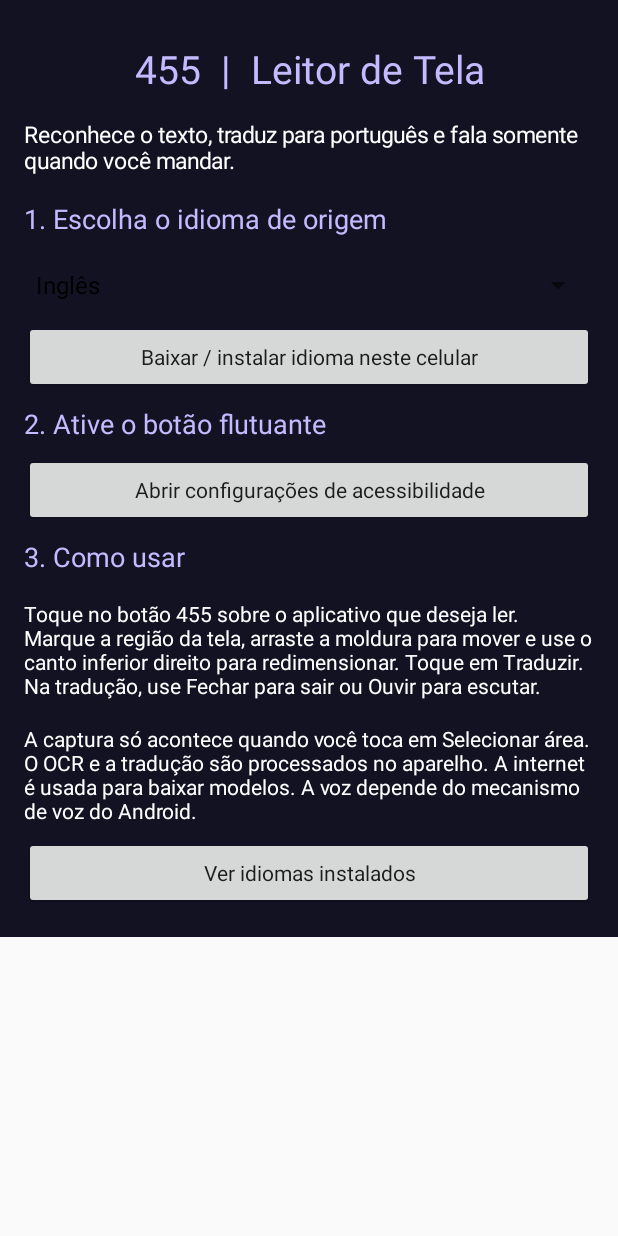
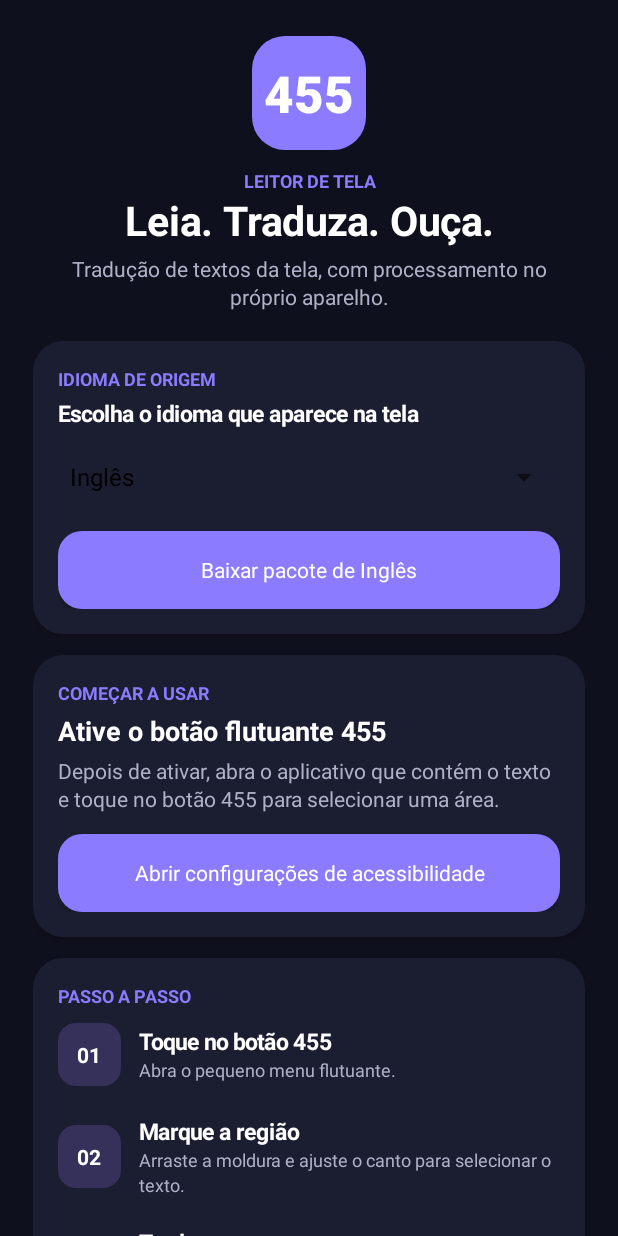
Before and after one commit to ohivyyctcvyovy-dotcom/cautious-waffle, an Android app: the screen it shows after launch (MainActivity), on a phone screen of 412 x 824 dp. Run offline under Robolectric (Android 15) with nearby library versions, the phone set to English and light mode, and no system bars; libraries missing offline, so code that uses them is left out: com.google.mlkit.common, com.google.mlkit.nl.

Commit message:
Redesign 455 app home screen with premium dark UI

```diff
--- a/app/src/main/java/com/leitordetela/app/MainActivity.kt
+++ b/app/src/main/java/com/leitordetela/app/MainActivity.kt
@@ -3,6 +3,8 @@ package com.leitordetela.app
 import android.app.Activity
 import android.content.Intent
 import android.graphics.Color
+import android.graphics.Typeface
+import android.graphics.drawable.GradientDrawable
 import android.os.Bundle
 import android.provider.Settings
 import android.view.Gravity
@@ -20,66 +22,184 @@ class MainActivity : Activity() {
     )
     private lateinit var picker: Spinner
     private lateinit var status: TextView
+    private lateinit var installButton: Button
     private val prefs by lazy { getSharedPreferences("455", MODE_PRIVATE) }
+    private val bg = Color.rgb(15, 16, 29)
+    private val card = Color.rgb(27, 29, 49)
+    private val accent = Color.rgb(139, 124, 255)
+    private val muted = Color.rgb(174, 177, 199)
 
     override fun onCreate(savedInstanceState: Bundle?) {
         super.onCreate(savedInstanceState)
+        window.statusBarColor = bg
+        window.navigationBarColor = bg
+        window.decorView.systemUiVisibility = 0
+
         val page = LinearLayout(this).apply {
             orientation = LinearLayout.VERTICAL
-            setPadding(24, 30, 24, 28)
-            setBackgroundColor(Color.rgb(19, 18, 35))
+            setPadding(dp(22), dp(24), dp(22), dp(30))
+            setBackgroundColor(bg)
         }
-        page.addView(label("455  |  Leitor de Tela", 26f, true))
-        page.addView(label("Reconhece o texto, traduz para português e fala somente quando você mandar.", 15f, false))
-        page.addView(label("1. Escolha o idioma de origem", 18f, true))
-        picker = Spinner(this)
-        picker.adapter = ArrayAdapter(this, android.R.layout.simple_spinner_dropdown_item, langs.map { it.name })
-        picker.setSelection(langs.indexOfFirst { it.code == (prefs.getString("source_language", "en") ?: "en") }.coerceAtLeast(0))
-        picker.onItemSelectedListener = object : AdapterView.OnItemSelectedListener {
-            override fun onNothingSelected(parent: AdapterView<*>?) = Unit
-            override fun onItemSelected(parent: AdapterView<*>?, view: View?, position: Int, id: Long) {
-                prefs.edit().putString("source_language", langs[position].code).apply()
+        page.addView(TextView(this).apply {
+            text = "455"
+            textSize = 34f
+            typeface = Typeface.create("sans-serif-black", Typeface.NORMAL)
+            setTextColor(Color.WHITE)
+            gravity = Gravity.CENTER
+            background = rounded(accent, 22)
+            layoutParams = LinearLayout.LayoutParams(dp(76), dp(76)).apply {
+                gravity = Gravity.CENTER_HORIZONTAL
+                bottomMargin = dp(12)
+            }
+        })
+        page.addView(text("LEITOR DE TELA", 12f, accent, true, Gravity.CENTER))
+        page.addView(text("Leia. Traduza. Ouça.", 27f, Color.WHITE, true, Gravity.CENTER))
+        page.addView(text("Tradução de textos da tela, com processamento no próprio aparelho.", 14f, muted, false, Gravity.CENTER).apply {
+            setPadding(dp(8), dp(5), dp(8), dp(20))
+        })
+
+        val languageCard = card()
+        languageCard.addView(text("IDIOMA DE ORIGEM", 12f, accent, true))
+        languageCard.addView(text("Escolha o idioma que aparece na tela", 15f, Color.WHITE, true).apply {
+            setPadding(0, dp(5), 0, dp(8))
+        })
+        picker = Spinner(this).apply {
+            adapter = ArrayAdapter(this@MainActivity, android.R.layout.simple_spinner_dropdown_item, langs.map { it.name })
+            setSelection(langs.indexOfFirst { it.code == (prefs.getString("source_language", "en") ?: "en") }.coerceAtLeast(0))
+            onItemSelectedListener = object : AdapterView.OnItemSelectedListener {
+                override fun onNothingSelected(parent: AdapterView<*>?) = Unit
+                override fun onItemSelected(parent: AdapterView<*>?, view: View?, position: Int, id: Long) {
+                    prefs.edit().putString("source_language", langs[position].code).apply()
+                    updateInstallButton()
+                }
             }
         }
-        page.addView(picker)
-        page.addView(button("Baixar / instalar idioma neste celular") { installSelected() })
-        page.addView(label("2. Ative o botão flutuante", 18f, true))
-        page.addView(button("Abrir configurações de acessibilidade") {
+        languageCard.addView(picker)
+        installButton = Button(this).apply {
+            isAllCaps = false
+            textSize = 14f
+            setTextColor(Color.WHITE)
+            background = rounded(accent, 16)
+            setPadding(dp(10), dp(7), dp(10), dp(7))
+            setOnClickListener { installSelected() }
+        }
+        languageCard.addView(installButton, LinearLayout.LayoutParams(-1, dp(52)).apply { topMargin = dp(12) })
+        page.addView(languageCard)
+
+        val accessCard = card()
+        accessCard.addView(text("COMEÇAR A USAR", 12f, accent, true))
+        accessCard.addView(text("Ative o botão flutuante 455", 18f, Color.WHITE, true).apply { setPadding(0, dp(5), 0, dp(5)) })
+        accessCard.addView(text("Depois de ativar, abra o aplicativo que contém o texto e toque no botão 455 para selecionar uma área.", 14f, muted, false))
+        accessCard.addView(primaryButton("Abrir configurações de acessibilidade") {
             startActivity(Intent(Settings.ACTION_ACCESSIBILITY_SETTINGS))
+        }, LinearLayout.LayoutParams(-1, dp(52)).apply { topMargin = dp(14) })
+        page.addView(accessCard)
+
+        val steps = card()
+        steps.addView(text("PASSO A PASSO", 12f, accent, true))
+        addStep(steps, "01", "Toque no botão 455", "Abra o pequeno menu flutuante.")
+        addStep(steps, "02", "Marque a região", "Arraste a moldura e ajuste o canto para selecionar o texto.")
+        addStep(steps, "03", "Traduza e ouça", "Toque em Traduzir. Depois escolha Ouvir tradução ou Fechar tradução.")
+        page.addView(steps)
+
+        val privacy = card()
+        privacy.addView(text("PRIVACIDADE E FUNCIONAMENTO", 12f, accent, true))
+        privacy.addView(text("O reconhecimento e a tradução são feitos no aparelho. Os pacotes de idioma precisam ser baixados antes do primeiro uso; esse download usa internet. O texto capturado não é enviado para um serviço de tradução. A leitura em voz alta usa o mecanismo de voz instalado no Android.", 13f, muted, false))
+        page.addView(privacy)
+
+        status = text("Pronto para configurar.", 13f, Color.WHITE, false)
+        val statusCard = card()
+        statusCard.addView(text("STATUS", 12f, accent, true))
+        statusCard.addView(status)
+        page.addView(statusCard)
+
+        page.addView(text("455  •  Versão 1.1.0", 11f, muted, false, Gravity.CENTER).apply {
+            setPadding(0, dp(18), 0, 0)
         })
-        page.addView(label("3. Como usar", 18f, true))
-        page.addView(label("Toque no botão 455 sobre o aplicativo que deseja ler. Marque a região da tela, arraste a moldura para mover e use o canto inferior direito para redimensionar. Toque em Traduzir. Na tradução, use Fechar para sair ou Ouvir para escutar.", 14f, false))
-        status = label("A captura só acontece quando você toca em Selecionar área. O OCR e a tradução são processados no aparelho. A internet é usada para baixar modelos. A voz depende do mecanismo de voz do Android.", 14f, false)
-        page.addView(status)
-        page.addView(button("Ver idiomas instalados") {
-            val done = langs.filter { prefs.getBoolean("installed_${it.code}", false) }.joinToString("\\n") { "✓ ${it.name}" }
-            status.text = if (done.isBlank()) "Nenhum pacote instalado." else "Instalados:\\n$done"
+        setContentView(ScrollView(this).apply {
+            isFillViewport = true
+            addView(page)
         })
-        setContentView(ScrollView(this).apply { addView(page) })
+        updateInstallButton()
     }
 
-    private fun label(text: String, size: Float, heading: Boolean) = TextView(this).apply {
-        this.text = text
-        textSize = size
-        setTextColor(if (heading) Color.rgb(195, 187, 255) else Color.WHITE)
-        gravity = if (size >= 24f) Gravity.CENTER else Gravity.START
-        setPadding(0, 12, 0, 12)
+    private fun addStep(parent: LinearLayout, number: String, title: String, detail: String) {
+        val row = LinearLayout(this).apply {
+            orientation = LinearLayout.HORIZONTAL
+            gravity = Gravity.CENTER_VERTICAL
+            setPadding(0, dp(10), 0, dp(10))
+        }
+        row.addView(TextView(this).apply {
+            text = number
+            textSize = 14f
+            typeface = Typeface.DEFAULT_BOLD
+            gravity = Gravity.CENTER
+            setTextColor(Color.WHITE)
+            background = rounded(Color.rgb(54, 49, 91), 12)
+        }, LinearLayout.LayoutParams(dp(42), dp(42)))
+        val copy = LinearLayout(this).apply {
+            orientation = LinearLayout.VERTICAL
+            setPadding(dp(12), 0, 0, 0)
+            addView(text(title, 15f, Color.WHITE, true))
+            addView(text(detail, 12f, muted, false))
+        }
+        row.addView(copy, LinearLayout.LayoutParams(0, -2, 1f))
+        parent.addView(row)
     }
 
-    private fun button(text: String, run: () -> Unit) = Button(this).apply {
-        this.text = text
+    private fun card() = LinearLayout(this).apply {
+        orientation = LinearLayout.VERTICAL
+        setPadding(dp(17), dp(17), dp(17), dp(17))
+        background = rounded(card, 20)
+        elevation = dp(2).toFloat()
+        layoutParams = LinearLayout.LayoutParams(-1, -2).apply { bottomMargin = dp(14) }
+    }
+
+    private fun text(value: String, size: Float, color: Int, bold: Boolean, gravityValue: Int = Gravity.START) =
+        TextView(this).apply {
+            text = value
+            textSize = size
+            setTextColor(color)
+            gravity = gravityValue
+            if (bold) setTypeface(typeface, Typeface.BOLD)
+            setLineSpacing(dp(3).toFloat(), 1f)
+        }
+
+    private fun primaryButton(value: String, action: () -> Unit) = Button(this).apply {
+        text = value
         isAllCaps = false
-        setOnClickListener { run() }
+        textSize = 14f
+        setTextColor(Color.WHITE)
+        background = rounded(accent, 16)
+        setOnClickListener { action() }
+    }
+
+    private fun rounded(color: Int, radius: Int) = GradientDrawable().apply {
+        setColor(color)
+        cornerRadius = dp(radius).toFloat()
+    }
+
+    private fun dp(value: Int) = (value * resources.displayMetrics.density).toInt()
+
+    private fun updateInstallButton() {
+        if (!::installButton.isInitialized || !::picker.isInitialized) return
+        val lang = langs[picker.selectedItemPosition]
+        installButton.text = if (prefs.getBoolean("installed_${lang.code}", false)) {
+            "Pacote instalado  ·  Baixar novamente"
+        } else {
+            "Baixar pacote de ${lang.name}"
+        }
     }
 
     private fun installSelected() {
         val lang = langs[picker.selectedItemPosition]
         val source = TranslateLanguage.fromLanguageTag(lang.code)
         if (source == null) {
-            status.text = "Idioma indisponível para tradução."
+            status.text = "Este idioma não está disponível para tradução."
             return
         }
-        status.text = "Baixando o pacote de ${lang.name}..."
+        installButton.isEnabled = false
+        status.text = "Baixando o pacote de ${lang.name}. Mantenha a internet ligada..."
         val translator = Translation.getClient(
             TranslatorOptions.Builder().setSourceLanguage(source)
                 .setTargetLanguage(TranslateLanguage.PORTUGUESE).build()
@@ -89,16 +209,21 @@ class MainActivity : Activity() {
                 prefs.edit().putBoolean("installed_${lang.code}", true).apply()
                 translator.close()
                 if (lang.code == "th") downloadThaiModel()
-                else status.text = "Pacote de ${lang.name} instalado. A tradução funciona localmente."
+                else {
+                    status.text = "Pacote de ${lang.name} instalado. A tradução será processada localmente."
+                    installButton.isEnabled = true
+                    updateInstallButton()
+                }
             }
             .addOnFailureListener { e ->
                 translator.close()
-                status.text = "Falha no download: ${e.localizedMessage}"
+                status.text = "Não foi possível baixar o pacote: ${e.localizedMessage ?: "erro desconhecido"}"
+                installButton.isEnabled = true
             }
     }
 
     private fun downloadThaiModel() {
-        status.text = "Baixando reconhecedor tailandês..."
+        status.text = "Baixando o reconhecedor de texto tailandês..."
         Thread {
             try {
                 val folder = java.io.File(filesDir, "tessdata").apply { mkdirs() }
@@ -109,9 +234,16 @@ class MainActivity : Activity() {
                 connection.inputStream.use { input -> target.outputStream().use { input.copyTo(it) } }
                 connection.disconnect()
                 prefs.edit().putBoolean("thai_ocr_installed", true).apply()
-                runOnUiThread { status.text = "Pacote tailandês instalado no aparelho." }
+                runOnUiThread {
+                    status.text = "Pacote tailandês instalado no aparelho."
+                    installButton.isEnabled = true
+                    updateInstallButton()
+                }
             } catch (e: Exception) {
-                runOnUiThread { status.text = "Tradução instalada, mas falhou o pacote de OCR tailandês: ${e.localizedMessage}" }
+                runOnUiThread {
+                    status.text = "Pacote de tradução baixado, mas o OCR tailandês falhou: ${e.localizedMessage}"
+                    installButton.isEnabled = true
+                }
             }
         }.start()
     }
```
